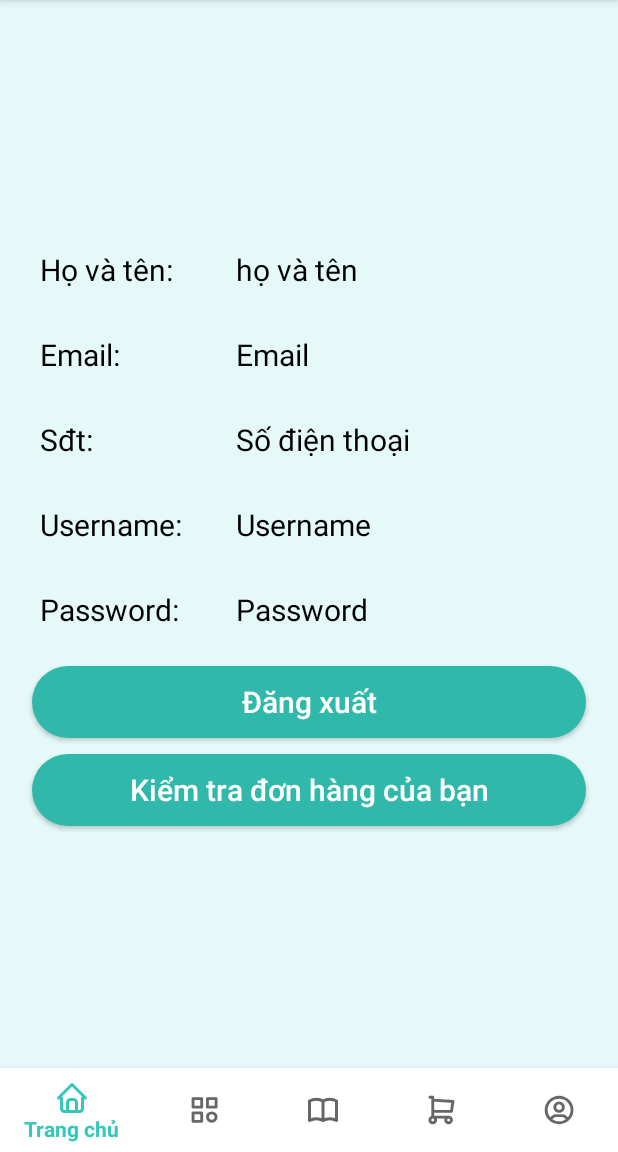
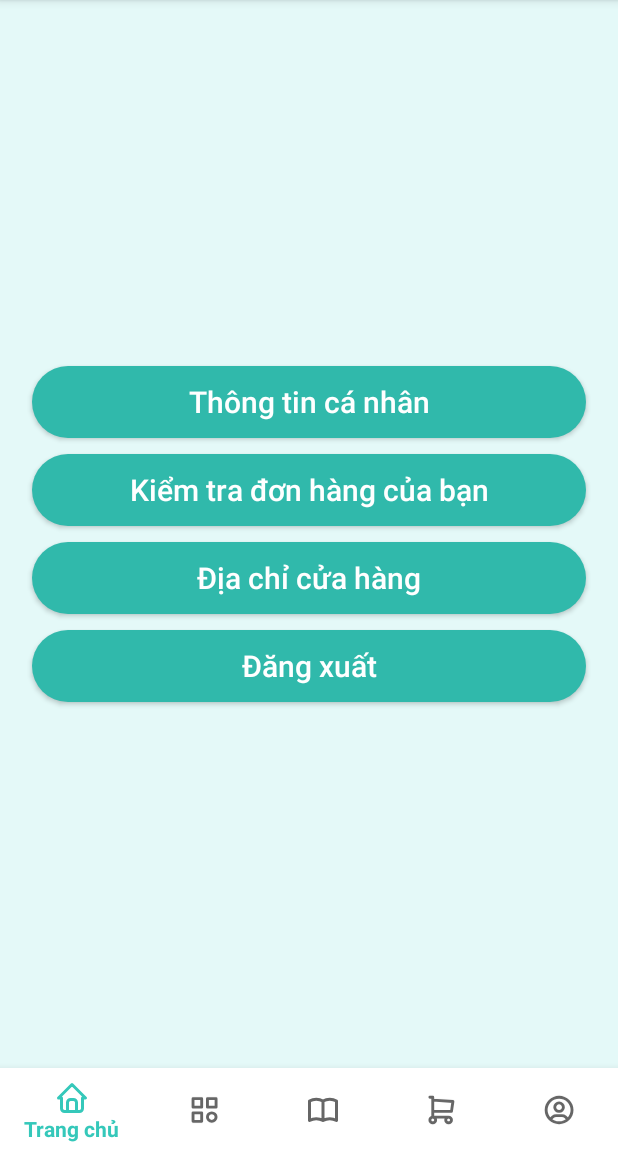
Before and after one commit to BeztTeamEver/prm392, an Android app: the fragment ProfileFragment placed in its activity, on a phone screen of 412 x 824 dp, the part 84-1236 px from its top. Run offline under Robolectric (Android 15) with nearby library versions, the phone set to English and light mode, and no system bars; libraries missing offline, so code that uses them is left out: com.denzcoskun.imageslider; pictures from the network do not load; 7 statements that could not run were skipped.

Commit message:
Update user profile fragment

```diff
--- a/app/src/main/java/com/example/e_commerce/Fragment/ProfileFragment.java
+++ b/app/src/main/java/com/example/e_commerce/Fragment/ProfileFragment.java
@@ -18,7 +18,9 @@ import android.widget.TextView;
 
 import com.example.e_commerce.Activity.LoginActivity;
 import com.example.e_commerce.Activity.SplashScreenActivity;
+import com.example.e_commerce.Activity.StoreAddressActivity;
 import com.example.e_commerce.Activity.UserManageOrderActivity;
+import com.example.e_commerce.Activity.UserProfileActivity;
 import com.example.e_commerce.Model.User;
 import com.example.e_commerce.R;
 import com.google.gson.Gson;
@@ -34,8 +36,8 @@ import java.util.ResourceBundle;
  */
 public class ProfileFragment extends Fragment {
 
-    TextView tv_username, tv_email, tv_password, tv_fullname, tv_phone_number;
-    Button btn_logout, btn_check_order;
+//    TextView tv_username, tv_email, tv_password, tv_fullname, tv_phone_number;
+    Button btn_profile, btn_address, btn_logout, btn_check_order;
 
     // Rename parameter arguments, choose names that match
     // the fragment initialization parameters, e.g. ARG_ITEM_NUMBER
@@ -90,21 +92,23 @@ public class ProfileFragment extends Fragment {
         Gson gson = new Gson();
         user = gson.fromJson(userJson, User.class);
 
-        tv_username = v.findViewById(R.id.profile_tv_username);
-        tv_email = v.findViewById(R.id.profile_tv_email);
-        tv_phone_number = v.findViewById(R.id.profile_tv_phone_number);
-        tv_fullname = v.findViewById(R.id.profile_tv_fullname);
-        tv_password = v.findViewById(R.id.profile_tv_password);
+//        tv_username = v.findViewById(R.id.profile_tv_username);
+//        tv_email = v.findViewById(R.id.profile_tv_email);
+//        tv_phone_number = v.findViewById(R.id.profile_tv_phone_number);
+//        tv_fullname = v.findViewById(R.id.profile_tv_fullname);
+//        tv_password = v.findViewById(R.id.profile_tv_password);
 
 //         //TODO: get user info from database and show it
-        tv_username.setText(user.getUsername());
-        tv_email.setText(user.getEmail());
-        tv_phone_number.setText(user.getPhone_number());
-        tv_fullname.setText(user.getFullname());
-        tv_password.setText(user.getPassword());
+//        tv_username.setText(user.getUsername());
+//        tv_email.setText(user.getEmail());
+//        tv_phone_number.setText(user.getPhone_number());
+//        tv_fullname.setText(user.getFullname());
+//        tv_password.setText(user.getPassword());
 
         btn_logout = v.findViewById(R.id.profile_btn_logout);
         btn_check_order = v.findViewById(R.id.profile_btn_check_order);
+        btn_profile = v.findViewById(R.id.profile_btn);
+        btn_address = v.findViewById(R.id.profile_btn_address);
         btn_logout.setOnClickListener(new View.OnClickListener() {
             @Override
             public void onClick(View view) {
@@ -124,6 +128,20 @@ public class ProfileFragment extends Fragment {
             }
         });
 
+        btn_profile.setOnClickListener(new View.OnClickListener() {
+            @Override
+            public void onClick(View view) {
+                startActivity(new Intent(getContext(), UserProfileActivity.class));
+            }
+        });
+        btn_address.setOnClickListener(new View.OnClickListener() {
+            @Override
+            public void onClick(View view) {
+                startActivity(new Intent(getContext(), StoreAddressActivity.class));
+            }
+        });
+
+
         return v;
     }
 }
--- /dev/null
+++ b/app/src/main/res/layout/activity_order_detail.xml
@@ -0,0 +1,6 @@
+<?xml version="1.0" encoding="utf-8"?>
+<androidx.constraintlayout.widget.ConstraintLayout xmlns:android="http://schemas.android.com/apk/res/android"
+    android:layout_width="match_parent"
+    android:layout_height="match_parent">
+
+</androidx.constraintlayout.widget.ConstraintLayout>
--- a/app/src/main/res/layout/fragment_profile.xml
+++ b/app/src/main/res/layout/fragment_profile.xml
@@ -9,132 +9,167 @@
     android:background="@color/primary_050"
     tools:context=".Fragment.ProfileFragment">
 
-    <LinearLayout
+<!--    <LinearLayout-->
+<!--        android:layout_width="match_parent"-->
+<!--        android:layout_height="wrap_content"-->
+<!--        android:layout_marginBottom="8dp">-->
+
+<!--        <TextView-->
+<!--            android:layout_width="120dp"-->
+<!--            android:layout_height="wrap_content"-->
+<!--            android:layout_margin="5dp"-->
+<!--            android:padding="5dp"-->
+<!--            android:text="Họ và tên: "-->
+<!--            android:textColor="@color/black"-->
+<!--            android:textSize="20sp" />-->
+
+<!--        <TextView-->
+<!--            android:id="@+id/profile_tv_fullname"-->
+<!--            android:layout_width="wrap_content"-->
+<!--            android:layout_height="wrap_content"-->
+<!--            android:layout_margin="5dp"-->
+<!--            android:padding="5dp"-->
+<!--            android:text="họ và tên"-->
+<!--            android:textColor="@color/black"-->
+<!--            android:textSize="20sp" />-->
+<!--    </LinearLayout>-->
+
+<!--    <LinearLayout-->
+<!--        android:layout_width="match_parent"-->
+<!--        android:layout_height="wrap_content"-->
+<!--        android:layout_marginBottom="8dp">-->
+
+<!--        <TextView-->
+<!--            android:layout_width="120dp"-->
+<!--            android:layout_height="wrap_content"-->
+<!--            android:layout_margin="5dp"-->
+<!--            android:padding="5dp"-->
+<!--            android:text="Email: "-->
+<!--            android:textColor="@color/black"-->
+<!--            android:textSize="20sp" />-->
+
+<!--        <TextView-->
+<!--            android:id="@+id/profile_tv_email"-->
+<!--            android:layout_width="wrap_content"-->
+<!--            android:layout_height="wrap_content"-->
+<!--            android:layout_margin="5dp"-->
+<!--            android:padding="5dp"-->
+<!--            android:text="Email"-->
+<!--            android:textColor="@color/black"-->
+<!--            android:textSize="20sp" />-->
+<!--    </LinearLayout>-->
+
+
+<!--    <LinearLayout-->
+<!--        android:layout_width="match_parent"-->
+<!--        android:layout_height="wrap_content"-->
+<!--        android:layout_marginBottom="8dp">-->
+
+<!--        <TextView-->
+<!--            android:layout_width="120dp"-->
+<!--            android:layout_height="wrap_content"-->
+<!--            android:layout_margin="5dp"-->
+<!--            android:padding="5dp"-->
+<!--            android:text="Sđt: "-->
+<!--            android:textColor="@color/black"-->
+<!--            android:textSize="20sp" />-->
+
+<!--        <TextView-->
+<!--            android:id="@+id/profile_tv_phone_number"-->
+<!--            android:layout_width="wrap_content"-->
+<!--            android:layout_height="wrap_content"-->
+<!--            android:layout_margin="5dp"-->
+<!--            android:padding="5dp"-->
+<!--            android:text="Số điện thoại"-->
+<!--            android:textColor="@color/black"-->
+<!--            android:textSize="20sp" />-->
+<!--    </LinearLayout>-->
+
+<!--    <LinearLayout-->
+<!--        android:layout_width="match_parent"-->
+<!--        android:layout_height="wrap_content"-->
+<!--        android:layout_marginBottom="8dp">-->
+
+<!--        <TextView-->
+<!--            android:layout_width="120dp"-->
+<!--            android:layout_height="wrap_content"-->
+<!--            android:layout_margin="5dp"-->
+<!--            android:padding="5dp"-->
+<!--            android:text="Username: "-->
+<!--            android:textColor="@color/black"-->
+<!--            android:textSize="20sp" />-->
+
+<!--        <TextView-->
+<!--            android:id="@+id/profile_tv_username"-->
+<!--            android:layout_width="wrap_content"-->
+<!--            android:layout_height="wrap_content"-->
+<!--            android:layout_margin="5dp"-->
+<!--            android:padding="5dp"-->
+<!--            android:text="Username"-->
+<!--            android:textColor="@color/black"-->
+<!--            android:textSize="20sp" />-->
+<!--    </LinearLayout>-->
+
+<!--    <LinearLayout-->
+<!--        android:layout_width="match_parent"-->
+<!--        android:layout_height="wrap_content"-->
+<!--        android:layout_marginBottom="8dp">-->
+
+<!--        <TextView-->
+<!--            android:layout_width="120dp"-->
+<!--            android:layout_height="wrap_content"-->
+<!--            android:layout_margin="5dp"-->
+<!--            android:padding="5dp"-->
+<!--            android:text="Password: "-->
+<!--            android:textColor="@color/black"-->
+<!--            android:textSize="20sp" />-->
+
+<!--        <TextView-->
+<!--            android:id="@+id/profile_tv_password"-->
+<!--            android:layout_width="wrap_content"-->
+<!--            android:layout_height="wrap_content"-->
+<!--            android:layout_margin="5dp"-->
+<!--            android:padding="5dp"-->
+<!--            android:text="Password"-->
+<!--            android:textColor="@color/black"-->
+<!--            android:textSize="20sp" />-->
+<!--    </LinearLayout>-->
+
+    <Button
+        android:id="@+id/profile_btn"
         android:layout_width="match_parent"
         android:layout_height="wrap_content"
-        android:layout_marginBottom="8dp">
+        android:layout_margin="5dp"
+        android:background="@drawable/bg_btn_solid"
+        android:padding="5dp"
+        android:text="Thông tin cá nhân"
+        android:textAllCaps="false"
+        android:textColor="@color/white"
+        android:textSize="20sp" />
 
-        <TextView
-            android:layout_width="120dp"
-            android:layout_height="wrap_content"
-            android:layout_margin="5dp"
-            android:padding="5dp"
-            android:text="Họ và tên: "
-            android:textColor="@color/black"
-            android:textSize="20sp" />
-
-        <TextView
-            android:id="@+id/profile_tv_fullname"
-            android:layout_width="wrap_content"
-            android:layout_height="wrap_content"
-            android:layout_margin="5dp"
-            android:padding="5dp"
-            android:text="họ và tên"
-            android:textColor="@color/black"
-            android:textSize="20sp" />
-    </LinearLayout>
-
-    <LinearLayout
+    <Button
+        android:id="@+id/profile_btn_check_order"
         android:layout_width="match_parent"
         android:layout_height="wrap_content"
-        android:layout_marginBottom="8dp">
+        android:layout_margin="5dp"
+        android:background="@drawable/bg_btn_solid"
+        android:padding="5dp"
+        android:text="Kiểm tra đơn hàng của bạn"
+        android:textAllCaps="false"
+        android:textColor="@color/white"
+        android:textSize="20sp" />
 
-        <TextView
-            android:layout_width="120dp"
-            android:layout_height="wrap_content"
-            android:layout_margin="5dp"
-            android:padding="5dp"
-            android:text="Email: "
-            android:textColor="@color/black"
-            android:textSize="20sp" />
-
-        <TextView
-            android:id="@+id/profile_tv_email"
-            android:layout_width="wrap_content"
-            android:layout_height="wrap_content"
-            android:layout_margin="5dp"
-            android:padding="5dp"
-            android:text="Email"
-            android:textColor="@color/black"
-            android:textSize="20sp" />
-    </LinearLayout>
-
-
-    <LinearLayout
+    <Button
+        android:id="@+id/profile_btn_address"
         android:layout_width="match_parent"
         android:layout_height="wrap_content"
-        android:layout_marginBottom="8dp">
-
-        <TextView
-            android:layout_width="120dp"
-            android:layout_height="wrap_content"
-            android:layout_margin="5dp"
-            android:padding="5dp"
-            android:text="Sđt: "
-            android:textColor="@color/black"
-            android:textSize="20sp" />
-
-        <TextView
-            android:id="@+id/profile_tv_phone_number"
-            android:layout_width="wrap_content"
-            android:layout_height="wrap_content"
-            android:layout_margin="5dp"
-            android:padding="5dp"
-            android:text="Số điện thoại"
-            android:textColor="@color/black"
-            android:textSize="20sp" />
-    </LinearLayout>
-
-    <LinearLayout
-        android:layout_width="match_parent"
-        android:layout_height="wrap_content"
-        android:layout_marginBottom="8dp">
-
-        <TextView
-            android:layout_width="120dp"
-            android:layout_height="wrap_content"
-            android:layout_margin="5dp"
-            android:padding="5dp"
-            android:text="Username: "
-            android:textColor="@color/black"
-            android:textSize="20sp" />
-
-        <TextView
-            android:id="@+id/profile_tv_username"
-            android:layout_width="wrap_content"
-            android:layout_height="wrap_content"
-            android:layout_margin="5dp"
-            android:padding="5dp"
-            android:text="Username"
-            android:textColor="@color/black"
-            android:textSize="20sp" />
-    </LinearLayout>
-
-    <LinearLayout
-        android:layout_width="match_parent"
-        android:layout_height="wrap_content"
-        android:layout_marginBottom="8dp">
-
-        <TextView
-            android:layout_width="120dp"
-            android:layout_height="wrap_content"
-            android:layout_margin="5dp"
-            android:padding="5dp"
-            android:text="Password: "
-            android:textColor="@color/black"
-            android:textSize="20sp" />
-
-        <TextView
-            android:id="@+id/profile_tv_password"
-            android:layout_width="wrap_content"
-            android:layout_height="wrap_content"
-            android:layout_margin="5dp"
-            android:padding="5dp"
-            android:text="Password"
-            android:textColor="@color/black"
-            android:textSize="20sp" />
-    </LinearLayout>
-
+        android:layout_margin="5dp"
+        android:background="@drawable/bg_btn_solid"
+        android:padding="5dp"
+        android:text="Địa chỉ cửa hàng"
+        android:textAllCaps="false"
+        android:textColor="@color/white"
+        android:textSize="20sp" />
 
     <Button
         android:id="@+id/profile_btn_logout"
@@ -147,16 +182,5 @@
         android:textAllCaps="false"
         android:textColor="@color/white"
         android:textSize="20sp" />
-    <Button
-        android:id="@+id/profile_btn_check_order"
-        android:layout_width="match_parent"
-        android:layout_height="wrap_content"
-        android:layout_margin="5dp"
-        android:background="@drawable/bg_btn_solid"
-        android:padding="5dp"
-        android:text="Kiểm tra đơn hàng của bạn"
-        android:textAllCaps="false"
-        android:textColor="@color/white"
-        android:textSize="20sp" />
 
 </LinearLayout>
```
Also changed, not shown: app/src/main/AndroidManifest.xml (+7 -3 lines), app/src/main/java/com/example/e_commerce/Activity/StoreAddressActivity.java (added, +32 -0 lines), app/src/main/java/com/example/e_commerce/Activity/UserManageOrderActivity.java (+23 -8 lines), app/src/main/java/com/example/e_commerce/Activity/UserProfileActivity.java (added, +43 -0 lines), app/src/main/res/layout/activity_store_address.xml (added, +44 -0 lines), app/src/main/res/layout/activity_user_profile.xml (added, +115 -0 lines), app/src/main/res/layout/user_manage_order_item.xml (+6 -1 lines), app/src/main/res/drawable/fpt_lib.png (added).
